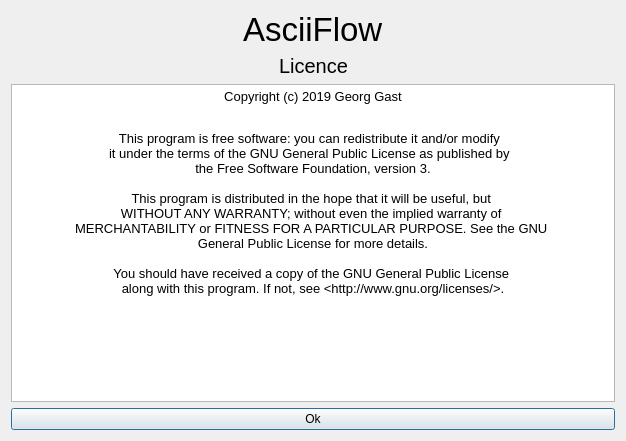
The window that src/about.ui (schorsch1976/AsciiFlowQT) describes before a commit, drawn with Qt 5.
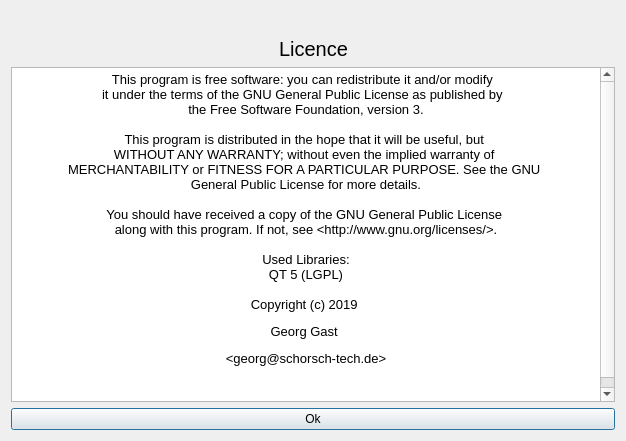
The same window after the commit. Icons and pictures are not drawn.

Commit message: Pretty Logo

```diff
--- a/src/about.ui
+++ b/src/about.ui
@@ -30,14 +30,12 @@
       </spacer>
      </item>
      <item>
-      <widget class="QLabel" name="label_2">
-       <property name="font">
-        <font>
-         <pointsize>25</pointsize>
-        </font>
-       </property>
+      <widget class="QLabel" name="label_3">
        <property name="text">
-        <string>AsciiFlow</string>
+        <string/>
+       </property>
+       <property name="pixmap">
+        <pixmap resource="resource.qrc">:/ico/AsciiFlowLogo.png</pixmap>
        </property>
       </widget>
      </item>
@@ -100,6 +98,12 @@
    </item>
    <item>
     <widget class="QTextEdit" name="textEditLicence">
+     <property name="sizePolicy">
+      <sizepolicy hsizetype="Expanding" vsizetype="Expanding">
+       <horstretch>0</horstretch>
+       <verstretch>0</verstretch>
+      </sizepolicy>
+     </property>
      <property name="readOnly">
       <bool>true</bool>
      </property>
@@ -107,21 +111,27 @@
       <string>&lt;!DOCTYPE HTML PUBLIC &quot;-//W3C//DTD HTML 4.0//EN&quot; &quot;http://www.w3.org/TR/REC-html40/strict.dtd&quot;&gt;
 &lt;html&gt;&lt;head&gt;&lt;meta name=&quot;qrichtext&quot; content=&quot;1&quot; /&gt;&lt;style type=&quot;text/css&quot;&gt;
 p, li { white-space: pre-wrap; }
-&lt;/style&gt;&lt;/head&gt;&lt;body style=&quot; font-family:'Noto Sans'; font-size:10pt; font-weight:400; font-style:normal;&quot;&gt;
-&lt;p align=&quot;center&quot; style=&quot; margin-top:12px; margin-bottom:12px; margin-left:0px; margin-right:0px; -qt-block-indent:0; text-indent:0px;&quot;&gt;&lt;span style=&quot; font-family:'Hack';&quot;&gt;Copyright (c) 2019 Georg Gast&lt;/span&gt;&lt;/p&gt;
-&lt;p align=&quot;center&quot; style=&quot;-qt-paragraph-type:empty; margin-top:0px; margin-bottom:0px; margin-left:0px; margin-right:0px; -qt-block-indent:0; text-indent:0px; font-family:'Hack';&quot;&gt;&lt;br /&gt;&lt;/p&gt;
-&lt;p align=&quot;center&quot; style=&quot; margin-top:0px; margin-bottom:0px; margin-left:0px; margin-right:0px; -qt-block-indent:0; text-indent:0px;&quot;&gt;&lt;span style=&quot; font-family:'Hack';&quot;&gt;This program is free software: you can redistribute it and/or modify  &lt;/span&gt;&lt;/p&gt;
-&lt;p align=&quot;center&quot; style=&quot; margin-top:0px; margin-bottom:0px; margin-left:0px; margin-right:0px; -qt-block-indent:0; text-indent:0px;&quot;&gt;&lt;span style=&quot; font-family:'Hack';&quot;&gt;it under the terms of the GNU General Public License as published by  &lt;/span&gt;&lt;/p&gt;
-&lt;p align=&quot;center&quot; style=&quot; margin-top:0px; margin-bottom:0px; margin-left:0px; margin-right:0px; -qt-block-indent:0; text-indent:0px;&quot;&gt;&lt;span style=&quot; font-family:'Hack';&quot;&gt;the Free Software Foundation, version 3.&lt;/span&gt;&lt;/p&gt;
-&lt;p align=&quot;center&quot; style=&quot;-qt-paragraph-type:empty; margin-top:0px; margin-bottom:0px; margin-left:0px; margin-right:0px; -qt-block-indent:0; text-indent:0px; font-family:'Hack';&quot;&gt;&lt;br /&gt;&lt;/p&gt;
-&lt;p align=&quot;center&quot; style=&quot; margin-top:0px; margin-bottom:0px; margin-left:0px; margin-right:0px; -qt-block-indent:0; text-indent:0px;&quot;&gt;&lt;span style=&quot; font-family:'Hack';&quot;&gt;This program is distributed in the hope that it will be useful, but &lt;/span&gt;&lt;/p&gt;
-&lt;p align=&quot;center&quot; style=&quot; margin-top:0px; margin-bottom:0px; margin-left:0px; margin-right:0px; -qt-block-indent:0; text-indent:0px;&quot;&gt;&lt;span style=&quot; font-family:'Hack';&quot;&gt;WITHOUT ANY WARRANTY; without even the implied warranty of &lt;/span&gt;&lt;/p&gt;
-&lt;p align=&quot;center&quot; style=&quot; margin-top:0px; margin-bottom:0px; margin-left:0px; margin-right:0px; -qt-block-indent:0; text-indent:0px;&quot;&gt;&lt;span style=&quot; font-family:'Hack';&quot;&gt;MERCHANTABILITY or FITNESS FOR A PARTICULAR PURPOSE. See the GNU &lt;/span&gt;&lt;/p&gt;
-&lt;p align=&quot;center&quot; style=&quot; margin-top:0px; margin-bottom:0px; margin-left:0px; margin-right:0px; -qt-block-indent:0; text-indent:0px;&quot;&gt;&lt;span style=&quot; font-family:'Hack';&quot;&gt;General Public License for more details.&lt;/span&gt;&lt;/p&gt;
-&lt;p align=&quot;center&quot; style=&quot;-qt-paragraph-type:empty; margin-top:0px; margin-bottom:0px; margin-left:0px; margin-right:0px; -qt-block-indent:0; text-indent:0px; font-family:'Hack';&quot;&gt;&lt;br /&gt;&lt;/p&gt;
-&lt;p align=&quot;center&quot; style=&quot; margin-top:0px; margin-bottom:0px; margin-left:0px; margin-right:0px; -qt-block-indent:0; text-indent:0px;&quot;&gt;&lt;span style=&quot; font-family:'Hack';&quot;&gt;You should have received a copy of the GNU General Public License &lt;/span&gt;&lt;/p&gt;
-&lt;p align=&quot;center&quot; style=&quot; margin-top:0px; margin-bottom:0px; margin-left:0px; margin-right:0px; -qt-block-indent:0; text-indent:0px;&quot;&gt;&lt;span style=&quot; font-family:'Hack';&quot;&gt;along with this program. If not, see &amp;lt;http://www.gnu.org/licenses/&amp;gt;.&lt;/span&gt;&lt;/p&gt;
-&lt;p align=&quot;center&quot; style=&quot;-qt-paragraph-type:empty; margin-top:0px; margin-bottom:12px; margin-left:0px; margin-right:0px; -qt-block-indent:0; text-indent:0px; font-family:'Hack';&quot;&gt;&lt;br /&gt;&lt;/p&gt;&lt;/body&gt;&lt;/html&gt;</string>
+&lt;/style&gt;&lt;/head&gt;&lt;body style=&quot; font-family:'MS Shell Dlg 2'; font-size:8.25pt; font-weight:400; font-style:normal;&quot;&gt;
+&lt;p align=&quot;center&quot; style=&quot; margin-top:0px; margin-bottom:0px; margin-left:0px; margin-right:0px; -qt-block-indent:0; text-indent:0px;&quot;&gt;&lt;span style=&quot; font-family:'Hack'; font-size:10pt;&quot;&gt;This program is free software: you can redistribute it and/or modify  &lt;/span&gt;&lt;/p&gt;
+&lt;p align=&quot;center&quot; style=&quot; margin-top:0px; margin-bottom:0px; margin-left:0px; margin-right:0px; -qt-block-indent:0; text-indent:0px;&quot;&gt;&lt;span style=&quot; font-family:'Hack'; font-size:10pt;&quot;&gt;it under the terms of the GNU General Public License as published by  &lt;/span&gt;&lt;/p&gt;
+&lt;p align=&quot;center&quot; style=&quot; margin-top:0px; margin-bottom:0px; margin-left:0px; margin-right:0px; -qt-block-indent:0; text-indent:0px;&quot;&gt;&lt;span style=&quot; font-family:'Hack'; font-size:10pt;&quot;&gt;the Free Software Foundation, version 3.&lt;/span&gt;&lt;/p&gt;
+&lt;p align=&quot;center&quot; style=&quot;-qt-paragraph-type:empty; margin-top:0px; margin-bottom:0px; margin-left:0px; margin-right:0px; -qt-block-indent:0; text-indent:0px; font-family:'Hack'; font-size:10pt;&quot;&gt;&lt;br /&gt;&lt;/p&gt;
+&lt;p align=&quot;center&quot; style=&quot; margin-top:0px; margin-bottom:0px; margin-left:0px; margin-right:0px; -qt-block-indent:0; text-indent:0px;&quot;&gt;&lt;span style=&quot; font-family:'Hack'; font-size:10pt;&quot;&gt;This program is distributed in the hope that it will be useful, but &lt;/span&gt;&lt;/p&gt;
+&lt;p align=&quot;center&quot; style=&quot; margin-top:0px; margin-bottom:0px; margin-left:0px; margin-right:0px; -qt-block-indent:0; text-indent:0px;&quot;&gt;&lt;span style=&quot; font-family:'Hack'; font-size:10pt;&quot;&gt;WITHOUT ANY WARRANTY; without even the implied warranty of &lt;/span&gt;&lt;/p&gt;
+&lt;p align=&quot;center&quot; style=&quot; margin-top:0px; margin-bottom:0px; margin-left:0px; margin-right:0px; -qt-block-indent:0; text-indent:0px;&quot;&gt;&lt;span style=&quot; font-family:'Hack'; font-size:10pt;&quot;&gt;MERCHANTABILITY or FITNESS FOR A PARTICULAR PURPOSE. See the GNU &lt;/span&gt;&lt;/p&gt;
+&lt;p align=&quot;center&quot; style=&quot; margin-top:0px; margin-bottom:0px; margin-left:0px; margin-right:0px; -qt-block-indent:0; text-indent:0px;&quot;&gt;&lt;span style=&quot; font-family:'Hack'; font-size:10pt;&quot;&gt;General Public License for more details.&lt;/span&gt;&lt;/p&gt;
+&lt;p align=&quot;center&quot; style=&quot;-qt-paragraph-type:empty; margin-top:0px; margin-bottom:0px; margin-left:0px; margin-right:0px; -qt-block-indent:0; text-indent:0px; font-family:'Hack'; font-size:10pt;&quot;&gt;&lt;br /&gt;&lt;/p&gt;
+&lt;p align=&quot;center&quot; style=&quot; margin-top:0px; margin-bottom:0px; margin-left:0px; margin-right:0px; -qt-block-indent:0; text-indent:0px;&quot;&gt;&lt;span style=&quot; font-family:'Hack'; font-size:10pt;&quot;&gt;You should have received a copy of the GNU General Public License &lt;/span&gt;&lt;/p&gt;
+&lt;p align=&quot;center&quot; style=&quot; margin-top:0px; margin-bottom:0px; margin-left:0px; margin-right:0px; -qt-block-indent:0; text-indent:0px;&quot;&gt;&lt;span style=&quot; font-family:'Hack'; font-size:10pt;&quot;&gt;along with this program. If not, see &amp;lt;http://www.gnu.org/licenses/&amp;gt;.&lt;/span&gt;&lt;/p&gt;
+&lt;p align=&quot;center&quot; style=&quot;-qt-paragraph-type:empty; margin-top:0px; margin-bottom:0px; margin-left:0px; margin-right:0px; -qt-block-indent:0; text-indent:0px; font-family:'Hack'; font-size:10pt;&quot;&gt;&lt;br /&gt;&lt;/p&gt;
+&lt;p align=&quot;center&quot; style=&quot; margin-top:0px; margin-bottom:0px; margin-left:0px; margin-right:0px; -qt-block-indent:0; text-indent:0px;&quot;&gt;&lt;span style=&quot; font-family:'Hack'; font-size:10pt;&quot;&gt;Used Libraries:&lt;/span&gt;&lt;/p&gt;
+&lt;p align=&quot;center&quot; style=&quot; margin-top:0px; margin-bottom:0px; margin-left:0px; margin-right:0px; -qt-block-indent:0; text-indent:0px;&quot;&gt;&lt;span style=&quot; font-family:'Hack'; font-size:10pt;&quot;&gt;QT 5 (LGPL)&lt;/span&gt;&lt;/p&gt;
+&lt;p align=&quot;center&quot; style=&quot;-qt-paragraph-type:empty; margin-top:0px; margin-bottom:0px; margin-left:0px; margin-right:0px; -qt-block-indent:0; text-indent:0px; font-family:'Hack'; font-size:10pt;&quot;&gt;&lt;br /&gt;&lt;/p&gt;
+&lt;p align=&quot;center&quot; style=&quot; margin-top:0px; margin-bottom:0px; margin-left:0px; margin-right:0px; -qt-block-indent:0; text-indent:0px;&quot;&gt;&lt;span style=&quot; font-family:'Hack'; font-size:10pt;&quot;&gt;Copyright (c) 2019 &lt;/span&gt;&lt;/p&gt;
+&lt;p align=&quot;center&quot; style=&quot; margin-top:12px; margin-bottom:12px; margin-left:0px; margin-right:0px; -qt-block-indent:0; text-indent:0px;&quot;&gt;&lt;span style=&quot; font-family:'Hack'; font-size:10pt;&quot;&gt;Georg Gast &lt;/span&gt;&lt;/p&gt;
+&lt;p align=&quot;center&quot; style=&quot; margin-top:12px; margin-bottom:12px; margin-left:0px; margin-right:0px; -qt-block-indent:0; text-indent:0px;&quot;&gt;&lt;span style=&quot; font-family:'Hack'; font-size:10pt;&quot;&gt;&amp;lt;georg@schorsch-tech.de&amp;gt;&lt;/span&gt;&lt;/p&gt;
+&lt;p align=&quot;center&quot; style=&quot;-qt-paragraph-type:empty; margin-top:0px; margin-bottom:0px; margin-left:0px; margin-right:0px; -qt-block-indent:0; text-indent:0px; font-family:'Hack'; font-size:10pt;&quot;&gt;&lt;br /&gt;&lt;/p&gt;
+&lt;p align=&quot;center&quot; style=&quot;-qt-paragraph-type:empty; margin-top:0px; margin-bottom:12px; margin-left:0px; margin-right:0px; -qt-block-indent:0; text-indent:0px; font-family:'Hack'; font-size:10pt;&quot;&gt;&lt;br /&gt;&lt;/p&gt;&lt;/body&gt;&lt;/html&gt;</string>
      </property>
     </widget>
    </item>
```
Left out of the diff: 10 changed lines with no effect on the pictures. The commit also changes 2 other files.
